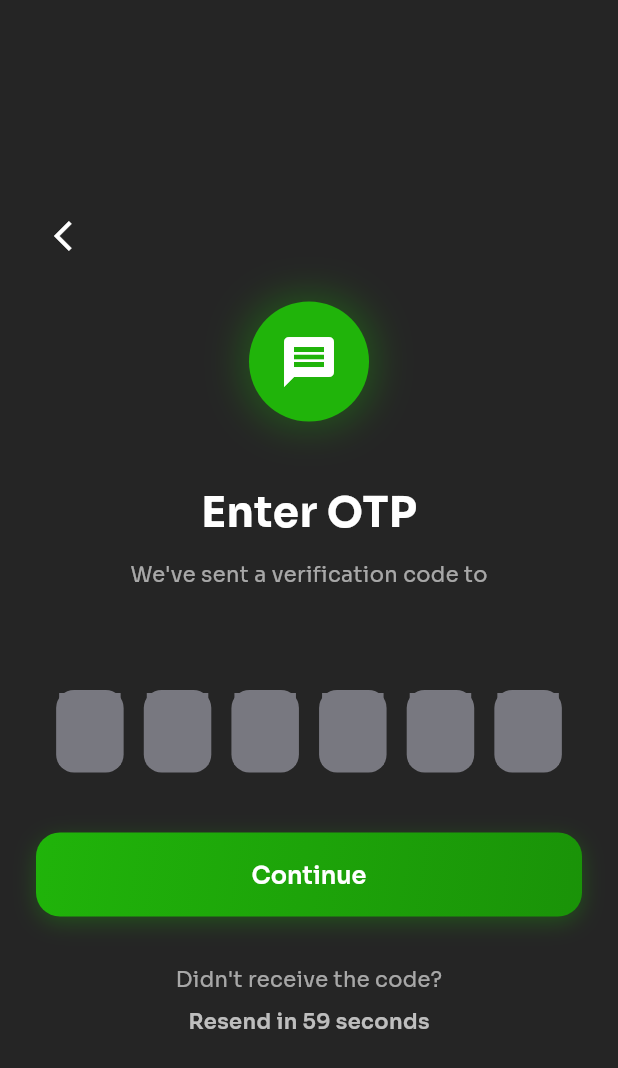
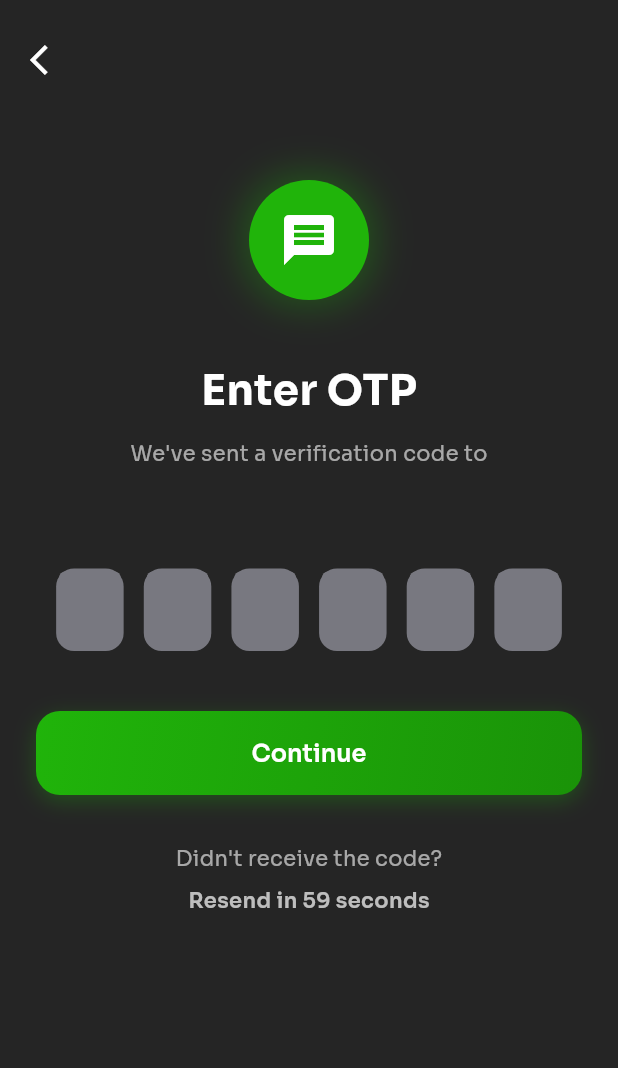
Before and after one commit to Pratyush-who/ufmtask, a Flutter app: the OTPScreen screen opened by its route, on a phone screen of 412 x 824 dp. Shown: the top 1068 px of the screen. Run offline on Flutter 3.47's test engine with Material 3 defaults, Android fonts, the light colour scheme and no system bars; our stand-ins replace firebase_auth, firebase_core, flutter_riverpod, google_fonts; accounts and stored records are empty.

Commit message:
ui update

```diff
--- a/lib/auth/otp_screen.dart
+++ b/lib/auth/otp_screen.dart
@@ -161,29 +161,14 @@ class _OTPScreenState extends ConsumerState<OTPScreen>
 
     return Scaffold(
       body: SafeArea(
-        child: Padding(
-          padding: const EdgeInsets.all(24.0),
-          child: Center(
+        child: Stack(
+          children: [
+            Padding(
+              padding: const EdgeInsets.symmetric(horizontal: 24.0),
               child: SingleChildScrollView(
                 child: Column(
-                mainAxisAlignment: MainAxisAlignment.center,
                   children: [
-                  const SizedBox(height: 60),
-
-                  // Back button
-                  Align(
-                    alignment: Alignment.topLeft,
-                    child: IconButton(
-                      onPressed: () => Navigator.pop(context),
-                      icon: const Icon(
-                        Icons.arrow_back_ios,
-                        color: Colors.white,
-                      ),
-                    ),
-                  ),
-
-                  const SizedBox(height: 20),
-
+                    const SizedBox(height: 120), // space below back button
                     // Logo with scale animation
                     ScaleTransition(
                       scale: _scaleAnim,
@@ -261,9 +246,7 @@ class _OTPScreenState extends ConsumerState<OTPScreen>
                               color: const Color(0xFF787880),
                               borderRadius: BorderRadius.circular(12),
                               border: Border.all(
-                              color: _focusNodes[index].hasFocus
-                                  ? const Color(0xFF20B40A)
-                                  : Colors.transparent,
+                                color: Colors.transparent,
                                 width: 2,
                               ),
                             ),
@@ -280,9 +263,16 @@ class _OTPScreenState extends ConsumerState<OTPScreen>
                               ),
                               decoration: const InputDecoration(
   counterText: '',
+  contentPadding: EdgeInsets.all(0),
   border: InputBorder.none,
-                              contentPadding: EdgeInsets.all(0),
+  focusedBorder: OutlineInputBorder(
+    borderSide: BorderSide.none,
   ),
+  enabledBorder: OutlineInputBorder(
+    borderSide: BorderSide.none,
+  ),
+),
+
                               inputFormatters: [
                                 FilteringTextInputFormatter.digitsOnly,
                               ],
@@ -295,7 +285,6 @@ class _OTPScreenState extends ConsumerState<OTPScreen>
 
                     const SizedBox(height: 40),
 
-                  // Continue button with animation
                     SlideTransition(
                       position: _slideAnim,
                       child: Container(
@@ -348,7 +337,7 @@ class _OTPScreenState extends ConsumerState<OTPScreen>
 
                     const SizedBox(height: 32),
 
-                  // Resend OTP section with fade animation
+                    // Resend OTP section
                     FadeTransition(
                       opacity: _fadeAnim,
                       child: _seconds > 0
@@ -390,6 +379,17 @@ class _OTPScreenState extends ConsumerState<OTPScreen>
                 ),
               ),
             ),
+
+            // Back Button at top-left
+            Positioned(
+              top: 16,
+              left: 8,
+              child: IconButton(
+                onPressed: () => Navigator.pop(context),
+                icon: const Icon(Icons.arrow_back_ios, color: Colors.white),
+              ),
+            ),
+          ],
         ),
       ),
     );
```
Lines whose indentation alone changed are shown as unchanged.
